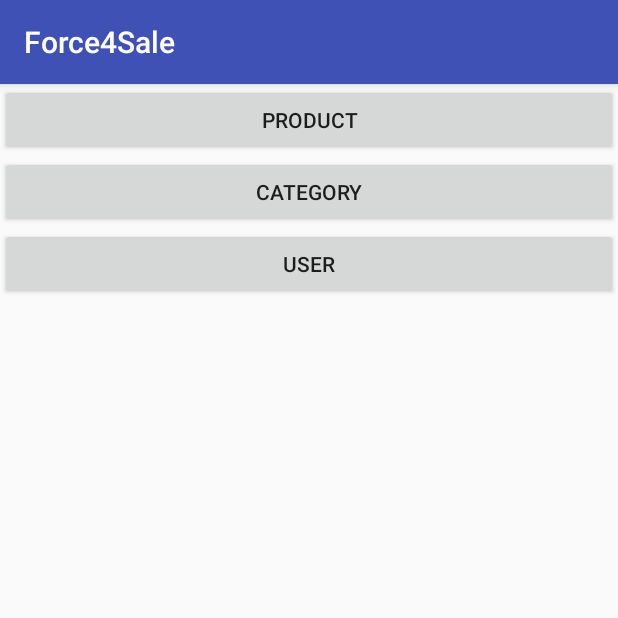
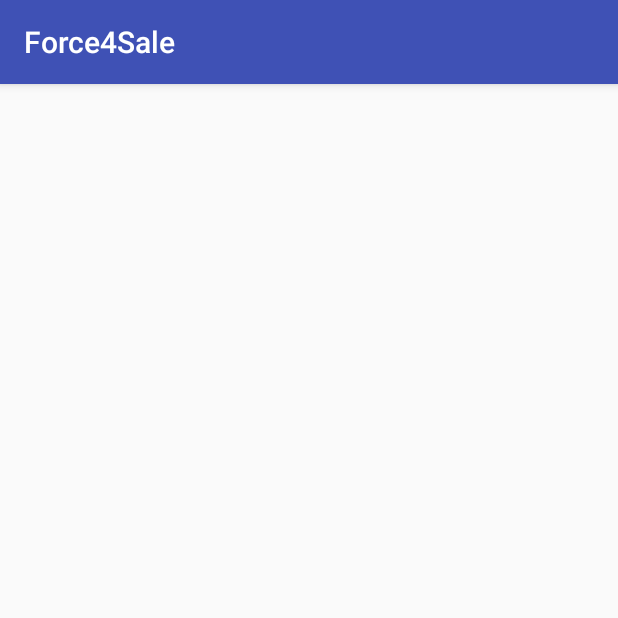
Before and after one commit to brunourb/android-salesforce4sales, an Android app: the screen it shows after launch (HomeActivity before the commit, ProductActivity after it), after a tap on "USER", on a phone screen of 412 x 824 dp, the top half of it. Run offline under Robolectric (Android 15) with nearby library versions, the phone set to English and light mode, and no system bars.

Commit message:
* create method to capture action from user activity

```diff
--- a/app/src/main/AndroidManifest.xml
+++ b/app/src/main/AndroidManifest.xml
@@ -17,7 +17,8 @@
             </intent-filter>
         </activity>
         <activity android:name=".activities.UserActivity" />
-        <activity android:name=".activities.CategoryActivity"></activity>
+        <activity android:name=".activities.CategoryActivity" />
+        <activity android:name=".activities.ProductActivity"></activity>
     </application>
 
 </manifest>
--- a/app/src/main/java/br/eti/urbano/mobile/force4sale/activities/HomeActivity.java
+++ b/app/src/main/java/br/eti/urbano/mobile/force4sale/activities/HomeActivity.java
@@ -1,11 +1,13 @@
 package br.eti.urbano.mobile.force4sale.activities;
 
+import android.content.Intent;
 import android.support.v7.app.AppCompatActivity;
 import android.os.Bundle;
 import android.util.Log;
 import android.view.View;
 
 import br.eti.urbano.mobile.force4sale.R;
+import br.eti.urbano.mobile.force4sale.models.Product;
 import br.eti.urbano.mobile.force4sale.util.DebugActivity;
 
 public class HomeActivity extends DebugActivity {
@@ -19,9 +21,48 @@ public class HomeActivity extends DebugActivity {
 
     public void abrirTela(View view) {
 
+        Intent intent = null;
+        Bundle bundle = null;
+
         switch (view.getId()){
+
+            case R.id.btnProduto:
+                //call view Product
+                Log.i(TAG, "\t\tCall view Product ");
+
+                intent = new Intent(this, ProductActivity.class);
+                bundle = new Bundle();
+                bundle.putString("nome","Tela de produto");
+                intent.putExtras(bundle);
+                startActivity(intent);
+
+                break;
+
+            case R.id.btnCategory:
+                //call view Category
+                Log.i(TAG, "\t\tCall view Category ");
+
+                intent = new Intent(this, ProductActivity.class);
+                bundle = new Bundle();
+                bundle.putString("nome","Tela de produto");
+                intent.putExtras(bundle);
+                startActivity(intent);
+                break;
+
+            case R.id.btnUser:
+                //call view user
+                Log.i(TAG, "\t\tCall view User ");
+
+                intent = new Intent(this, ProductActivity.class);
+                bundle = new Bundle();
+                bundle.putString("nome","Tela de produto");
+                intent.putExtras(bundle);
+                startActivity(intent);
+                break;
+
             default:
-                Log.i(TAG, String.format("Id: %s",view.getId()));
+                Log.e(TAG, "\t\tView not found ");
+                Log.e(TAG, String.format("Id: %s",view.getId()));
                 break;
         }
     }
--- /dev/null
+++ b/app/src/main/java/br/eti/urbano/mobile/force4sale/activities/ProductActivity.java
@@ -0,0 +1,16 @@
+package br.eti.urbano.mobile.force4sale.activities;
+
+import android.support.v7.app.AppCompatActivity;
+import android.os.Bundle;
+
+import br.eti.urbano.mobile.force4sale.R;
+import br.eti.urbano.mobile.force4sale.util.DebugActivity;
+
+public class ProductActivity extends DebugActivity {
+
+    @Override
+    protected void onCreate(Bundle savedInstanceState) {
+        super.onCreate(savedInstanceState);
+        setContentView(R.layout.activity_product);
+    }
+}
--- a/app/src/main/res/layout/activity_home.xml
+++ b/app/src/main/res/layout/activity_home.xml
@@ -20,7 +20,7 @@
             android:onClick="abrirTela"/>
 
         <Button
-            android:id="@+id/button2"
+            android:id="@+id/btnCategory"
             android:layout_width="match_parent"
             android:layout_height="wrap_content"
             android:layout_weight="1"
@@ -28,7 +28,7 @@
             android:onClick="abrirTela"/>
 
         <Button
-            android:id="@+id/button3"
+            android:id="@+id/btnUser"
             android:layout_width="match_parent"
             android:layout_height="wrap_content"
             android:layout_weight="1"
--- /dev/null
+++ b/app/src/main/res/layout/activity_product.xml
@@ -0,0 +1,9 @@
+<?xml version="1.0" encoding="utf-8"?>
+<android.support.constraint.ConstraintLayout xmlns:android="http://schemas.android.com/apk/res/android"
+    xmlns:app="http://schemas.android.com/apk/res-auto"
+    xmlns:tools="http://schemas.android.com/tools"
+    android:layout_width="match_parent"
+    android:layout_height="match_parent"
+    tools:context="br.eti.urbano.mobile.force4sale.activities.ProductActivity">
+
+</android.support.constraint.ConstraintLayout>
```
